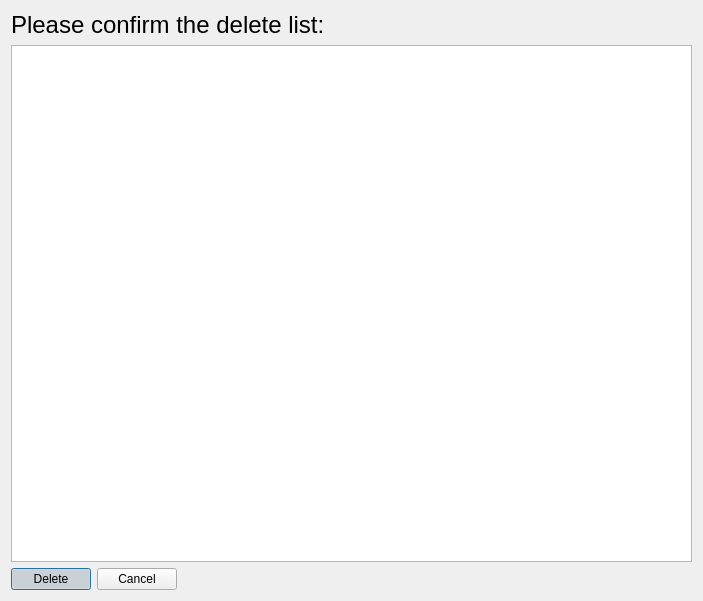
This is deletedialog.ui in WilsonImmunologyLab/Librator as Qt 5 draws it before an edit. The edited form follows.
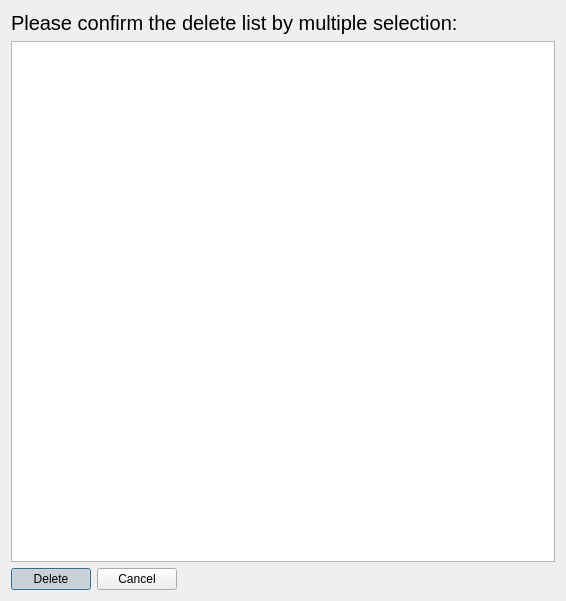
This is the edited form.

Patch:
```diff
--- a/deletedialog.ui
+++ b/deletedialog.ui
@@ -6,7 +6,7 @@
    <rect>
     <x>0</x>
     <y>0</y>
-    <width>703</width>
+    <width>566</width>
     <height>601</height>
    </rect>
   </property>
@@ -57,16 +57,21 @@
       <widget class="QLabel" name="label">
        <property name="font">
         <font>
-         <pointsize>18</pointsize>
+         <pointsize>15</pointsize>
         </font>
        </property>
        <property name="text">
-        <string>Please confirm the delete list:</string>
+        <string>Please confirm the delete list by multiple selection:</string>
        </property>
       </widget>
      </item>
      <item row="1" column="0">
       <widget class="QListWidget" name="listWidget">
+       <property name="font">
+        <font>
+         <pointsize>15</pointsize>
+        </font>
+       </property>
        <property name="selectionMode">
         <enum>QAbstractItemView::MultiSelection</enum>
        </property>
```
